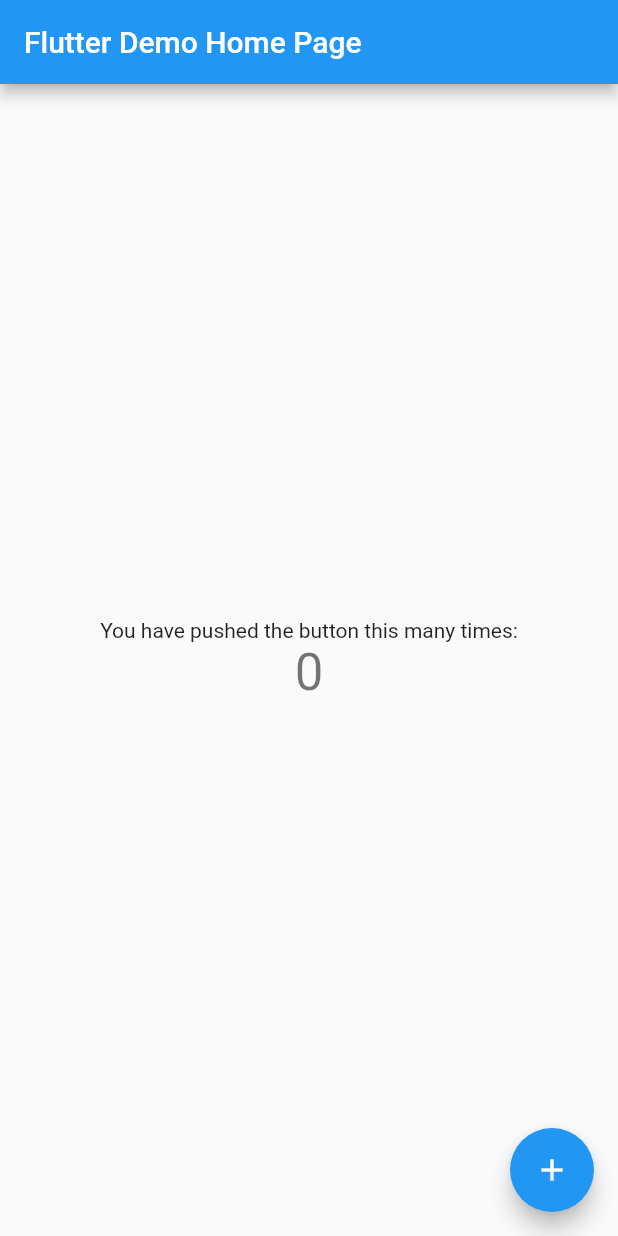
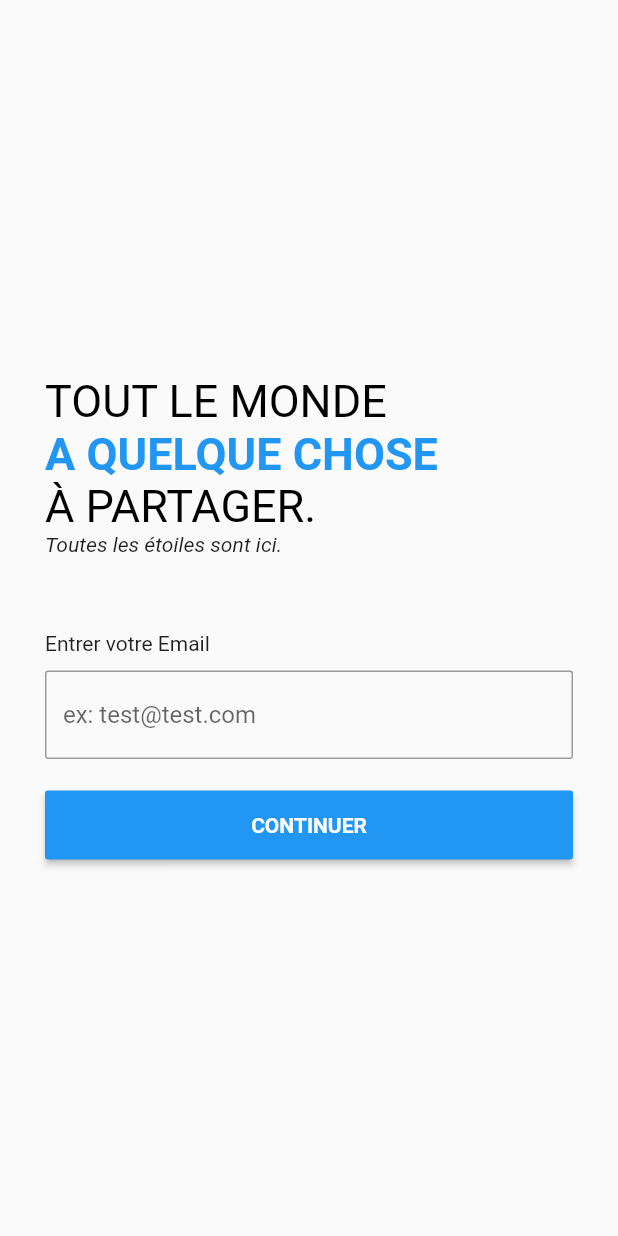
Before and after one commit to Web82-Thom/contactApp, a Flutter app: the screen it shows after launch, on a phone screen of 412 x 824 dp. Run offline on Flutter 3.47's test engine with Material 2 defaults, Android fonts, the phone set to English and light mode, and no system bars; our stand-ins replace email_validator.

Commit message:
initial commit

```diff
--- a/lib/main.dart
+++ b/lib/main.dart
@@ -1,113 +1,21 @@
 import 'package:flutter/material.dart';
+
+import '../publics/publicScreen.dart';
 
 void main() {
   runApp(MyApp());
 }
 
 class MyApp extends StatelessWidget {
-  // This widget is the root of your application.
   @override
   Widget build(BuildContext context) {
     return MaterialApp(
-      title: 'Flutter Demo',
+      debugShowCheckedModeBanner: false,
+      title: 'Thom\'chat',
       theme: ThemeData(
-        // This is the theme of your application.
-        //
-        // Try running your application with "flutter run". You'll see the
-        // application has a blue toolbar. Then, without quitting the app, try
-        // changing the primarySwatch below to Colors.green and then invoke
-        // "hot reload" (press "r" in the console where you ran "flutter run",
-        // or simply save your changes to "hot reload" in a Flutter IDE).
-        // Notice that the counter didn't reset back to zero; the application
-        // is not restarted.
         primarySwatch: Colors.blue,
       ),
-      home: MyHomePage(title: 'Flutter Demo Home Page'),
+      home: PublicScreen(),
     );
   }
 }
-
-class MyHomePage extends StatefulWidget {
-  MyHomePage({Key key, this.title}) : super(key: key);
-
-  // This widget is the home page of your application. It is stateful, meaning
-  // that it has a State object (defined below) that contains fields that affect
-  // how it looks.
-
-  // This class is the configuration for the state. It holds the values (in this
-  // case the title) provided by the parent (in this case the App widget) and
-  // used by the build method of the State. Fields in a Widget subclass are
-  // always marked "final".
-
-  final String title;
-
-  @override
-  _MyHomePageState createState() => _MyHomePageState();
-}
-
-class _MyHomePageState extends State<MyHomePage> {
-  int _counter = 0;
-
-  void _incrementCounter() {
-    setState(() {
-      // This call to setState tells the Flutter framework that something has
-      // changed in this State, which causes it to rerun the build method below
-      // so that the display can reflect the updated values. If we changed
-      // _counter without calling setState(), then the build method would not be
-      // called again, and so nothing would appear to happen.
-      _counter++;
-    });
-  }
-
-  @override
-  Widget build(BuildContext context) {
-    // This method is rerun every time setState is called, for instance as done
-    // by the _incrementCounter method above.
-    //
-    // The Flutter framework has been optimized to make rerunning build methods
-    // fast, so that you can just rebuild anything that needs updating rather
-    // than having to individually change instances of widgets.
-    return Scaffold(
-      appBar: AppBar(
-        // Here we take the value from the MyHomePage object that was created by
-        // the App.build method, and use it to set our appbar title.
-        title: Text(widget.title),
-      ),
-      body: Center(
-        // Center is a layout widget. It takes a single child and positions it
-        // in the middle of the parent.
-        child: Column(
-          // Column is also a layout widget. It takes a list of children and
-          // arranges them vertically. By default, it sizes itself to fit its
-          // children horizontally, and tries to be as tall as its parent.
-          //
-          // Invoke "debug painting" (press "p" in the console, choose the
-          // "Toggle Debug Paint" action from the Flutter Inspector in Android
-          // Studio, or the "Toggle Debug Paint" command in Visual Studio Code)
-          // to see the wireframe for each widget.
-          //
-          // Column has various properties to control how it sizes itself and
-          // how it positions its children. Here we use mainAxisAlignment to
-          // center the children vertically; the main axis here is the vertical
-          // axis because Columns are vertical (the cross axis would be
-          // horizontal).
-          mainAxisAlignment: MainAxisAlignment.center,
-          children: <Widget>[
-            Text(
-              'You have pushed the button this many times:',
-            ),
-            Text(
-              '$_counter',
-              style: Theme.of(context).textTheme.headline4,
-            ),
-          ],
-        ),
-      ),
-      floatingActionButton: FloatingActionButton(
-        onPressed: _incrementCounter,
-        tooltip: 'Increment',
-        child: Icon(Icons.add),
-      ), // This trailing comma makes auto-formatting nicer for build methods.
-    );
-  }
-}
--- /dev/null
+++ b/lib/publics/publicScreen.dart
@@ -0,0 +1,38 @@
+import 'package:flutter/material.dart';
+
+import '../screens/auth_screen.dart';
+import '../screens/password_screen.dart';
+import '../screens/term_screen.dart';
+
+class PublicScreen extends StatefulWidget {
+  @override
+  _PublicScreenState createState() => _PublicScreenState();
+}
+
+class _PublicScreenState extends State<PublicScreen> {
+  List<Widget> _widget = [];
+  int _indexSelected = 0;
+
+
+  @override
+  void initState() {
+    super.initState();
+
+    _widget.addAll(
+      [
+      AuthScreen(onChangedStep: (index) => setState (() => _indexSelected = index)),
+      TermScreen(onChangedStep: (index) => setState (() => _indexSelected = index)),
+      PasswordScreen(onChangedStep: (index) => setState (() => _indexSelected = index)),
+      ]
+    );
+  }
+
+  @override
+  Widget build(BuildContext context) {
+    return Container(
+      child: Container(
+        child: _widget.elementAt(_indexSelected),
+      ),
+    );
+  }
+}
--- /dev/null
+++ b/lib/screens/auth_screen.dart
@@ -0,0 +1,131 @@
+import 'package:flutter/material.dart';
+
+import 'package:email_validator/email_validator.dart';
+
+class AuthScreen extends StatefulWidget {
+  final Function(int) onChangedStep;
+  AuthScreen({
+    Key key,
+    this.onChangedStep,
+  }) : super(key: key);
+
+  @override
+  _AuthScreenState createState() => _AuthScreenState();
+}
+
+class _AuthScreenState extends State<AuthScreen> {
+  // gerer l'état de l'authentification
+  final GlobalKey<FormState> _formKey = GlobalKey<FormState>();
+
+  String _email = '';
+
+  @override
+  Widget build(BuildContext context) {
+    return SafeArea(
+      child: Scaffold(
+        body: Center(
+          child: SingleChildScrollView(
+            padding: EdgeInsets.symmetric(
+              horizontal: 30.0,
+            ),
+            child: Column(
+              crossAxisAlignment: CrossAxisAlignment.start,
+              children: [
+                RichText(
+                  text: TextSpan(
+                    text: 'Tout le monde\n'.toUpperCase(),
+                    style: TextStyle(
+                      color: Colors.black,
+                      fontSize: 30.0,
+                    ),
+                    children: [
+                      TextSpan(
+                          text: 'a quelque chose \n'.toUpperCase(),
+                          style: TextStyle(
+                            color: Theme.of(context).primaryColor,
+                            fontWeight: FontWeight.bold,
+                          )),
+                      TextSpan(
+                        text: 'à partager.'.toUpperCase(),
+                      ),
+                    ],
+                  ),
+                ),
+                Text(
+                  'Toutes les étoiles sont ici.',
+                  style: TextStyle(
+                    fontStyle: FontStyle.italic,
+                  ),
+                ),
+                SizedBox(
+                  height: 50.0,
+                ),
+                Form(
+                  key: _formKey,
+                  child: Column(
+                    crossAxisAlignment: CrossAxisAlignment.stretch,
+                    children: [
+                      Text(
+                        'Entrer votre Email',
+                      ),
+                      SizedBox(
+                        height: 10.0,
+                      ),
+                      TextFormField(
+                        onChanged: (value) => setState(
+                          () => _email = value,
+                        ),
+                        validator: (value) =>
+                            value.isEmpty || !EmailValidator.validate(_email)
+                                ? 'Veuillez entrer un E-mail valide'
+                                : null,
+                        decoration: InputDecoration(
+                          hintText: 'ex: test@test.com',
+                          border: OutlineInputBorder(
+                            borderRadius: BorderRadius.circular(2),
+                            borderSide: BorderSide(
+                              color: Colors.grey,
+                            ),
+                          ),
+                          focusedBorder: OutlineInputBorder(
+                            borderRadius: BorderRadius.circular(2),
+                            borderSide: BorderSide(
+                              color: Colors.grey,
+                            ),
+                          ),
+                        ),
+                      ),
+                      SizedBox(
+                        height: 20.0,
+                      ),
+                      RaisedButton(
+                        color: Theme.of(context).primaryColor,
+                        elevation: 2,
+                        padding: EdgeInsets.symmetric(
+                          vertical: 15.0,
+                        ),
+                        child: Text(
+                          'Continuer'.toUpperCase(),
+                          style: TextStyle(
+                            color: Colors.white,
+                            fontWeight: FontWeight.bold,
+                          ),
+                        ),
+                        onPressed: () {
+
+                          if (_formKey.currentState.validate()) {
+                            widget.onChangedStep(1);
+                          }
+                        },
+                      )
+                    ],
+                  ),
+                ),
+              ],
+            ),
+          ),
+        ),
+      ),
+    );
+  }
+}
--- a/pubspec.yaml
+++ b/pubspec.yaml
@@ -18,11 +18,12 @@ publish_to: 'none' # Remove this line if you wish to publish to pub.dev
 version: 1.0.0+1
 
 environment:
-  sdk: ">=2.7.0 <3.0.0"
+  sdk: ">=2.12.0 <3.0.0"
 
 dependencies:
   flutter:
     sdk: flutter
+  email_validator: ^2.0.1
 
 
   # The following adds the Cupertino Icons font to your application.
```
Also changed, not shown: lib/screens/password_screen.dart (added, +131 -0 lines), lib/screens/term_screen.dart (added, +107 -0 lines), pubspec.lock, 1 other file.
